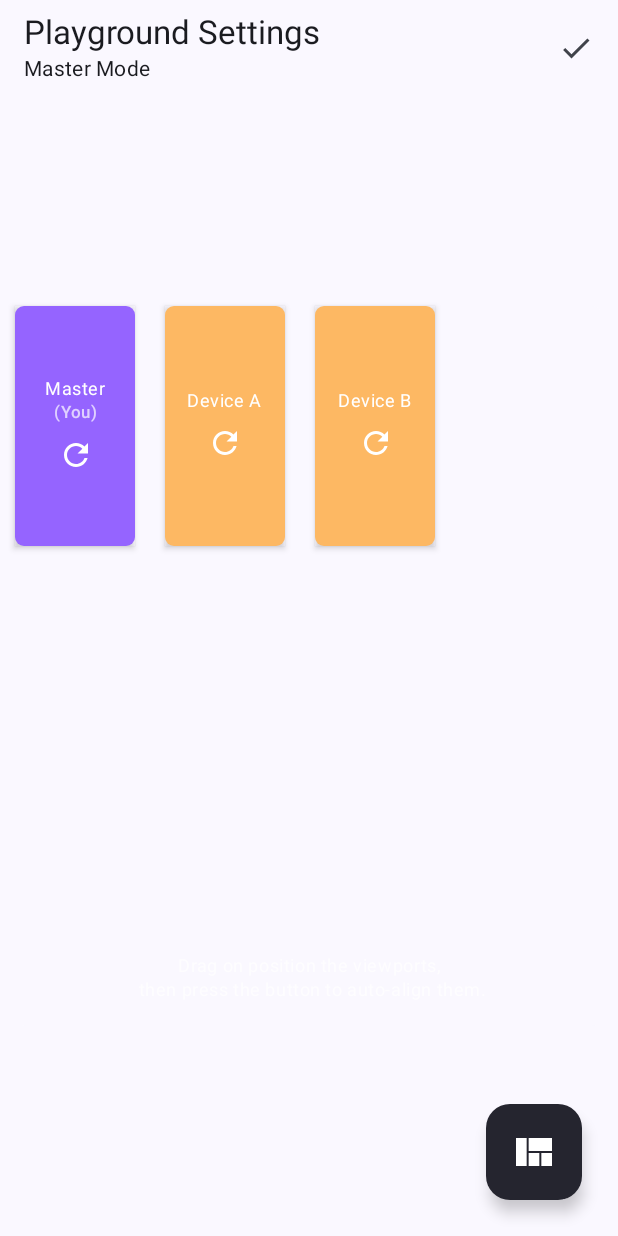
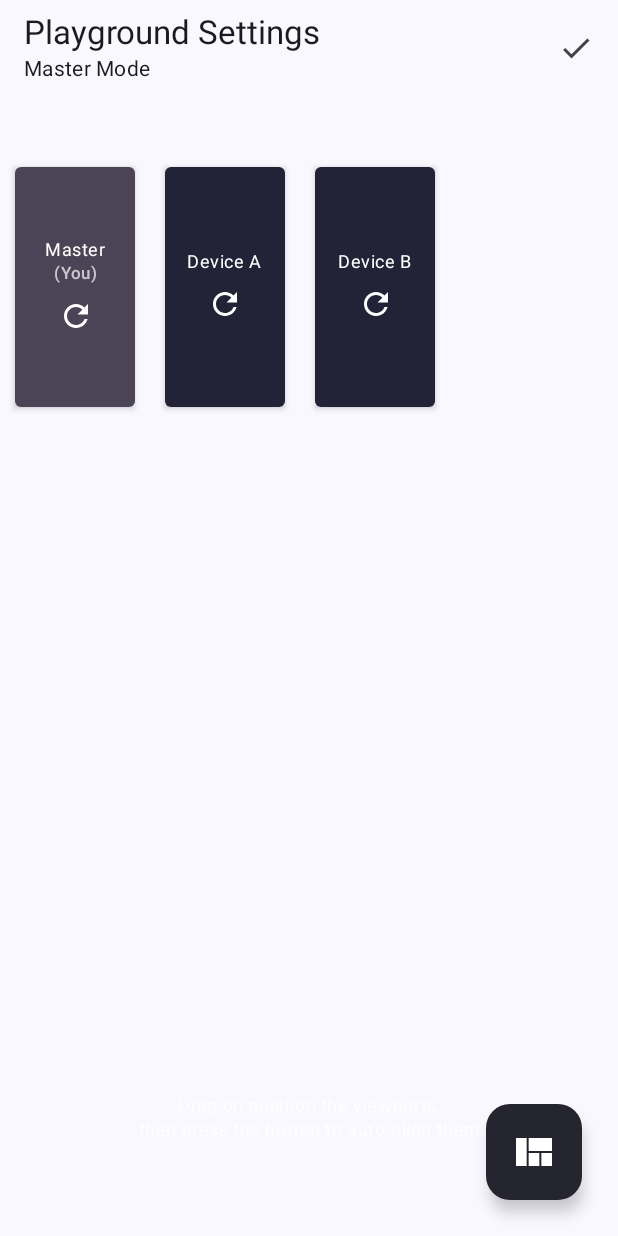
Before and after one commit to JumpingKeyCaps/BlueToothMultiScreenSync, an Android app built with Jetpack Compose: the screen it shows after launch (MainActivity), on a phone screen of 412 x 824 dp. Run offline under Robolectric (Android 15) with nearby library versions, the phone set to English and light mode, and no system bars.

Commit message:
feature(ui/screen): Replace old box implementation for each viewport by the new dedicated composable (PhoneViewportStylish).

```diff
--- a/app/src/main/java/com/lebaillyapp/bluetoothmultiscreensync/ui/screen/PlaygroundSettingsScreen.kt
+++ b/app/src/main/java/com/lebaillyapp/bluetoothmultiscreensync/ui/screen/PlaygroundSettingsScreen.kt
@@ -26,6 +26,7 @@ import androidx.compose.ui.res.painterResource
 import androidx.compose.ui.unit.IntOffset
 import androidx.compose.ui.unit.dp
 import com.lebaillyapp.bluetoothmultiscreensync.R
+import com.lebaillyapp.bluetoothmultiscreensync.utils.PhoneViewportStylish
 import kotlinx.coroutines.launch
 import kotlin.math.max
 import kotlin.math.roundToInt
@@ -167,7 +168,7 @@ fun PlaygroundSettingsScreen(
                 modifier = Modifier
                     .fillMaxWidth()
                     .padding(10.dp)
-                    .height(planeHeightDp)
+                    .fillMaxHeight(0.9f)
                     .onGloballyPositioned { coords ->
                         planeWidthPx = coords.size.width.toFloat()
                         planeHeightPx = coords.size.height.toFloat()
@@ -196,66 +197,26 @@ fun PlaygroundSettingsScreen(
                     val maxX = max(0f, planeWidthPx - viewportWidthPx)
                     val maxY = max(0f, planeHeightPx - viewportHeightPx)
 
-                    val clampedXPx = with(density) { offsetX.value.dp.toPx() }.coerceIn(0f, maxX)
-                    val clampedYPx = with(density) { offsetY.value.dp.toPx() }.coerceIn(0f, maxY)
+                    val clampedXPx = (offsetX.value * density.density).coerceIn(0f, maxX)
+                    val clampedYPx = (offsetY.value * density.density).coerceIn(0f, maxY)
 
                     val scale by animateFloatAsState(if (isDragging) 1.0f else 1f)
                     val elevation by animateFloatAsState(if (isDragging) 12f else 4f)
 
-                    // Compute background color depending on state
-                    val backgroundColor = when {
-                        vp.isCurrentDevice -> Color(0xFF9564FF)
-                        isDragging -> Color(0xFF6C6A6A)
-                        else -> Color(0xFFFDB863)
-                    }
-
-                    /**
-                     * Checks whether the current viewport overlaps any other viewport.
-                     */
-                    fun checkOverlap(): Boolean {
-                        val currentWidthPx = with(density) { (if (isPortrait) 80.dp else 160.dp).toPx() }
-                        val currentHeightPx = with(density) { (if (isPortrait) 160.dp else 80.dp).toPx() }
-
-                        val currentRect = Rect(
-                            offsetX.value * density.density,
-                            offsetY.value * density.density,
-                            offsetX.value * density.density + currentWidthPx,
-                            offsetY.value * density.density + currentHeightPx
-                        )
-
-                        return viewports.any { other ->
-                            if (other == vp) return@any false
-                            val otherWidthPx = with(density) { (if (other.isPortrait) 80.dp else 160.dp).toPx() }
-                            val otherHeightPx = with(density) { (if (other.isPortrait) 160.dp else 80.dp).toPx() }
-
-                            val otherRect = Rect(
-                                other.offsetX * density.density,
-                                other.offsetY * density.density,
-                                other.offsetX * density.density + otherWidthPx,
-                                other.offsetY * density.density + otherHeightPx
-                            )
-
-                            currentRect.overlaps(otherRect)
-                        }
-                    }
-
-                    // Render viewport box
-                    Box(
-                        modifier = Modifier
-                            .offset {
-                                IntOffset(
-                                    ((clampedXPx + (visualPaddingX[vp.id] ?: 0f) * density.density).roundToInt()),
-                                    ((clampedYPx + (visualPaddingY[vp.id] ?: 0f) * density.density).roundToInt())
-                                )
-                            }
-                            .size(widthDp, heightDp)
-                            .graphicsLayer {
-                                scaleX = scale
-                                scaleY = scale
-                                shadowElevation = elevation
-                            }
-                            .pointerInput(vp.id, planeWidthPx, planeHeightPx, isPortrait) {
-                                detectDragGestures(
+                    PhoneViewportStylish(
+                        id = vp.id,
+                        isCurrentDevice = vp.isCurrentDevice,
+                        isDragging = isDragging,
+                        isOverlapping = isOverlapping,
+                        isPortrait = isPortrait,
+                        widthDp = widthDp,
+                        heightDp = heightDp,
+                        offsetX = clampedXPx + (visualPaddingX[vp.id] ?: 0f) * density.density,
+                        offsetY = clampedYPx + (visualPaddingY[vp.id] ?: 0f) * density.density,
+                        visualPaddingX = visualPaddingX[vp.id] ?: 0f,
+                        visualPaddingY = visualPaddingY[vp.id] ?: 0f,
+                        scale = scale,
+                        elevation = elevation,
                         onDragStart = {
                             isDragging = true
                             vp.isDragging = true
@@ -269,13 +230,12 @@ fun PlaygroundSettingsScreen(
                             vp.offsetY = offsetY.value
                             recheckAllOverlaps()
                             isOverlapping = vp.isOverlapping
-                                    }
-                                ) { change, dragAmount ->
-                                    change.consume()
-                                    val dragXdp = dragAmount.x / density.density
-                                    val dragYdp = dragAmount.y / density.density
-                                    val maxXdp = (maxX / density.density)
-                                    val maxYdp = (maxY / density.density)
+                        },
+                        onDrag = { dx, dy ->
+                            val dragXdp = dx / density.density
+                            val dragYdp = dy / density.density
+                            val maxXdp = maxX / density.density
+                            val maxYdp = maxY / density.density
 
                             val newX = (offsetX.value + dragXdp).coerceIn(0f, maxXdp)
                             val newY = (offsetY.value + dragYdp).coerceIn(0f, maxYdp)
@@ -287,40 +247,17 @@ fun PlaygroundSettingsScreen(
 
                             recheckAllOverlaps()
                             isOverlapping = vp.isOverlapping
-                                }
-                            }
-                            .background(backgroundColor, shape = RoundedCornerShape(6.dp))
-                            .then(
-                                if (isOverlapping)
-                                    Modifier.border(2.dp, Color.Red, RoundedCornerShape(6.dp))
-                                else Modifier
-                            ),
-                        contentAlignment = Alignment.Center
-                    ) {
-                        Column(horizontalAlignment = Alignment.CenterHorizontally) {
-                            Text(vp.id, color = Color.White, style = MaterialTheme.typography.bodySmall)
-                            if (vp.isCurrentDevice) {
-                                Text(
-                                    "(You)",
-                                    color = Color.White.copy(alpha = 0.7f),
-                                    style = MaterialTheme.typography.labelSmall
-                                )
-                            }
-                            Spacer(modifier = Modifier.height(6.dp))
-                            IconButton(
-                                onClick = {
+                        },
+                        onRotate = {
                             isPortrait = !isPortrait
                             vp.isPortrait = isPortrait
                             recheckAllOverlaps()
                             isOverlapping = vp.isOverlapping
                         },
-                                modifier = Modifier.size(28.dp)
-                            ) {
-                                Icon(Icons.Default.Refresh, contentDescription = "Rotate", tint = Color.White)
+                        modifier = Modifier
+                    )
                 }
-                        }
-                    }
-                }
+
 
                 // Instructions
                 Text(
```
Lines whose indentation alone changed are shown as unchanged.
